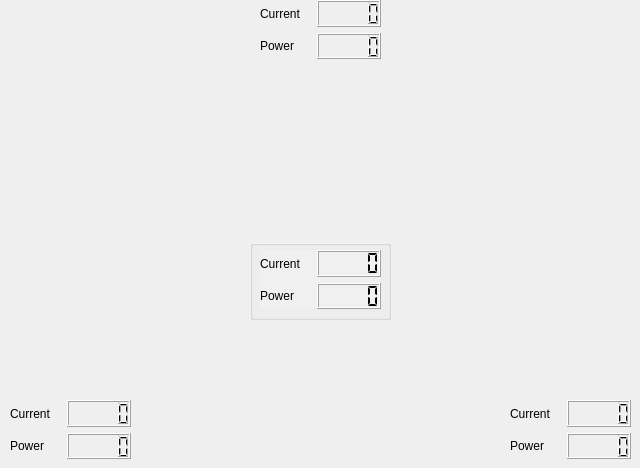
Old version of the form ARVID_GS/powerdata.ui in the repository Eruvae/floatsat5.
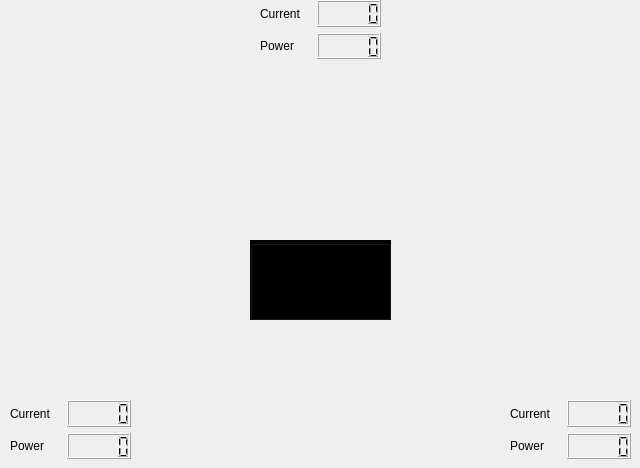
New version of the form. Icons and pictures are not drawn.

Commit message: Fixed Power Telemetry colors; Minor UI tweaks

Patch:
```diff
--- a/ARVID_GS/powerdata.ui
+++ b/ARVID_GS/powerdata.ui
@@ -43,12 +43,12 @@
     <bool>false</bool>
    </property>
    <property name="styleSheet">
-    <string notr="true">background: rgb(240, 240, 240)</string>
+    <string notr="true">background: rgb(0, 0, 0)</string>
    </property>
    <property name="title">
     <string/>
    </property>
-   <widget class="QWidget" name="">
+   <widget class="QWidget" name="layoutWidget">
     <property name="geometry">
      <rect>
       <x>10</x>
@@ -97,7 +97,7 @@
     </layout>
    </widget>
   </widget>
-  <widget class="QWidget" name="">
+  <widget class="QWidget" name="layoutWidget">
    <property name="geometry">
     <rect>
      <x>10</x>
@@ -137,7 +137,7 @@
     </item>
    </layout>
   </widget>
-  <widget class="QWidget" name="">
+  <widget class="QWidget" name="layoutWidget">
    <property name="geometry">
     <rect>
      <x>510</x>
@@ -177,7 +177,7 @@
     </item>
    </layout>
   </widget>
-  <widget class="QWidget" name="">
+  <widget class="QWidget" name="layoutWidget">
    <property name="geometry">
     <rect>
      <x>260</x>
```
Left out of the diff: 17 changed lines with no effect on the pictures. The commit also changes 5 other files.
